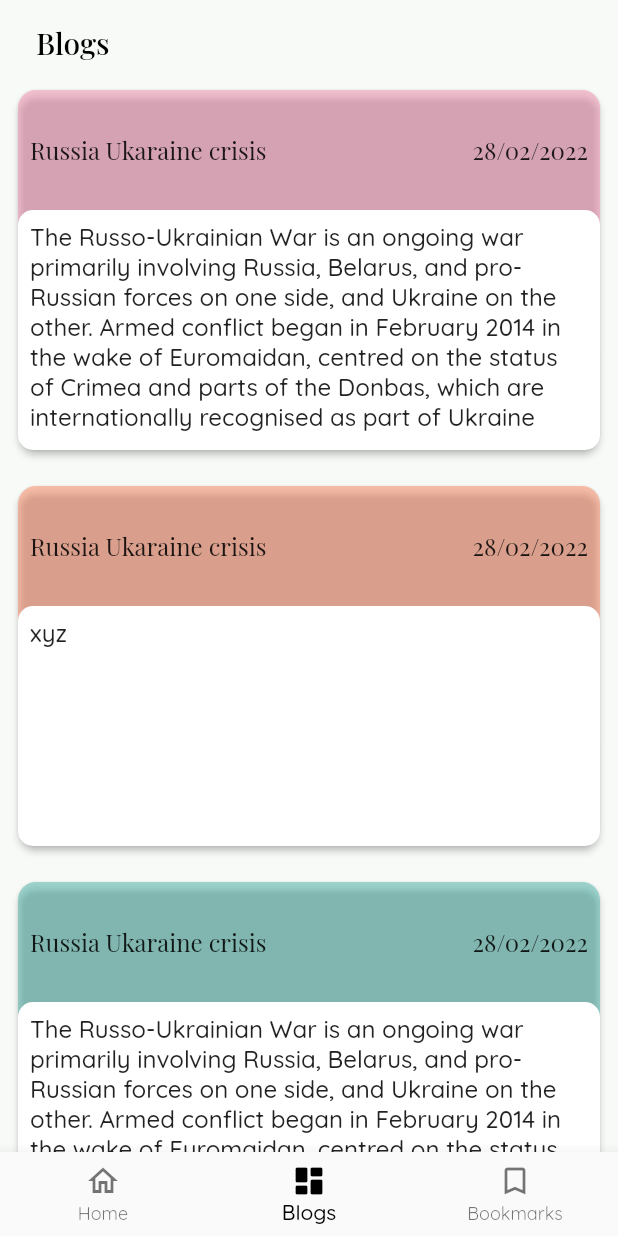
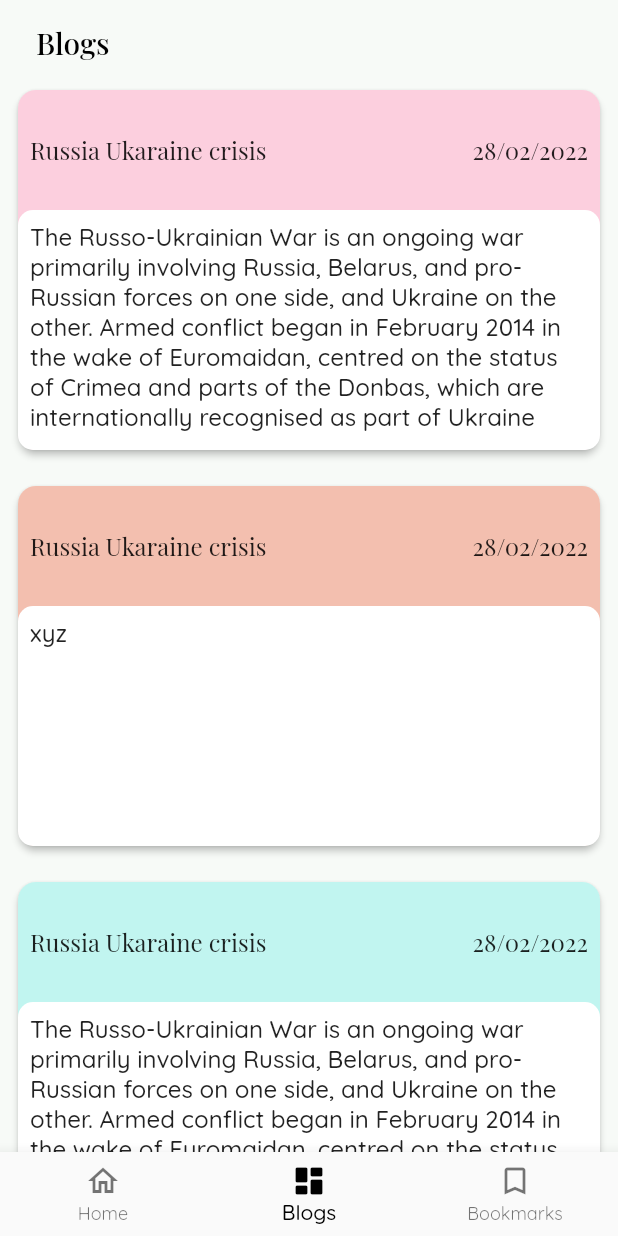
Before and after one commit to samvitjain/crypto_gyaan, a Flutter app: the screen it shows after launch, item 2 of the bottom bar chosen, on a phone screen of 412 x 824 dp. Run offline on Flutter 3.47's test engine with Material 2 defaults, Android fonts, the phone set to English and light mode, and no system bars; our stand-ins replace flutter_svg, google_fonts.

Commit message:
Add light colors

```diff
--- a/lib/modules/blogs/blogs_page.dart
+++ b/lib/modules/blogs/blogs_page.dart
@@ -46,7 +46,7 @@ class BlogsPage extends StatelessWidget {
                     bottom: 16.0,
                   ),
                   child: Card(
-                    color: Color(cardColorsLight[i % 6]),
+                    color: cardColorsLight[i % 6],
                     elevation: 2,
                     child: SizedBox(
                       height: 240,
--- a/lib/modules/common/constants.dart
+++ b/lib/modules/common/constants.dart
@@ -1,16 +1,18 @@
+import 'package:flutter/material.dart';
+
 final cardColorsDark = [
-  0xfff48fb1,
-  0xffff8a65,
-  0xff4db6ac,
-  0xff9fa8da,
-  0xffce93d8,
-  0xff90a4ae,
+  Color(0xfff48fb1),
+  Color(0xffff8a65),
+  Color(0xff4db6ac),
+  Color(0xff9fa8da),
+  Color(0xffce93d8),
+  Color(0xff90a4ae),
 ];
 final cardColorsLight = [
-  0x80f48fb1,
-  0x80ff8a65,
-  0x804db6ac,
-  0x809fa8da,
-  0x80ce93d8,
-  0x8090a4ae,
+  Color.fromARGB(255, 252, 207, 222),
+  Color.fromARGB(255, 243, 191, 175),
+  Color.fromARGB(255, 193, 245, 240),
+  Color.fromARGB(255, 218, 223, 248),
+  Color.fromARGB(255, 243, 217, 248),
+  Color.fromARGB(255, 207, 230, 241),
 ];
--- a/lib/modules/home/widgets/modules_widget.dart
+++ b/lib/modules/home/widgets/modules_widget.dart
@@ -8,7 +8,7 @@ class ModulesWidget extends StatelessWidget {
     required this.topics,
   }) : super(key: key);
 
-  final List<int> cardColors;
+  final List<Color> cardColors;
   final List<String> topics;
 
   @override
@@ -40,7 +40,7 @@ class ModulesWidget extends StatelessWidget {
             return Padding(
               padding: const EdgeInsets.all(4.0),
               child: Card(
-                color: Color(cardColors[index % 6]),
+                color: cardColors[index % 6],
                 elevation: 6,
                 child: Column(
                   children: [
```
